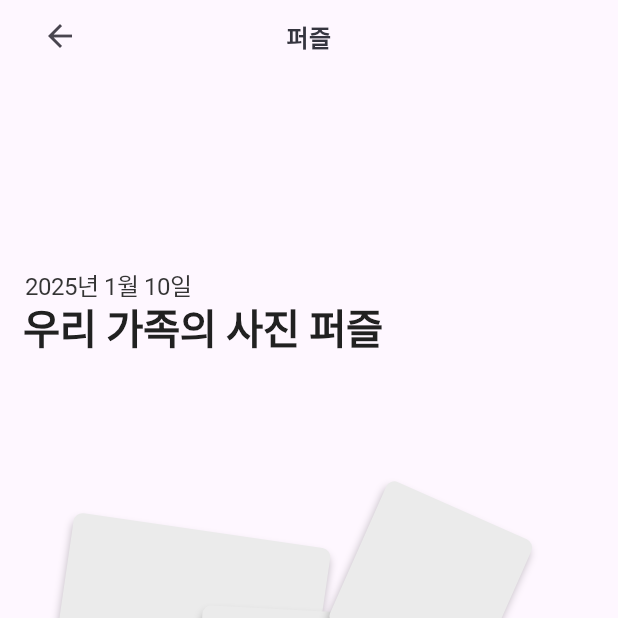
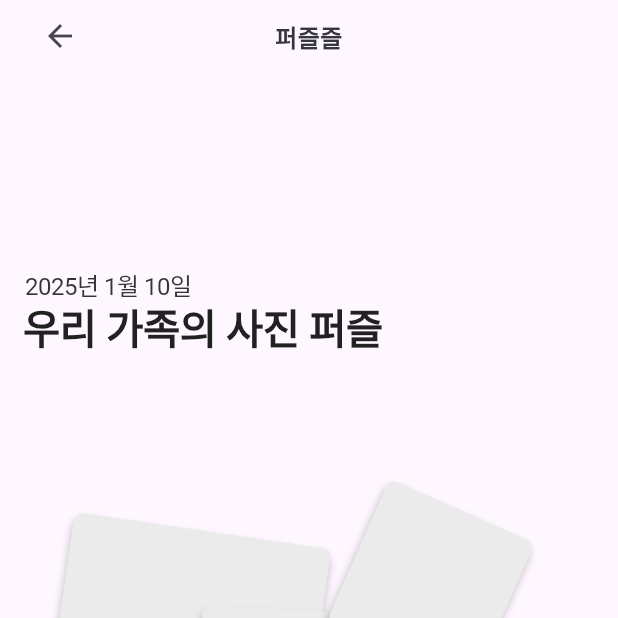
Before and after one commit to jaewook2400/BatKnife_frontend, a Flutter app: the screen it shows after launch, on a phone screen of 412 x 824 dp, the top half of it. Run offline on Flutter 3.47's test engine with Material 3 defaults, Android fonts, the phone set to English and light mode, and no system bars; Roboto replaces fonts that are missing (Pretendard).

Commit message:
Update puzzle_page.dart
커밋 테스트용

```diff
--- a/lib/pages/puzzle/puzzle_page.dart
+++ b/lib/pages/puzzle/puzzle_page.dart
@@ -20,7 +20,7 @@ class _PuzzlePageState extends State<PuzzlePage> {
   @override
   Widget build(BuildContext context) {
     return Scaffold(
-      appBar: CustomAppBar(title: '퍼즐'),
+      appBar: CustomAppBar(title: '퍼즐즐'),
       body: Stack(
         children: [
           Positioned(
```
